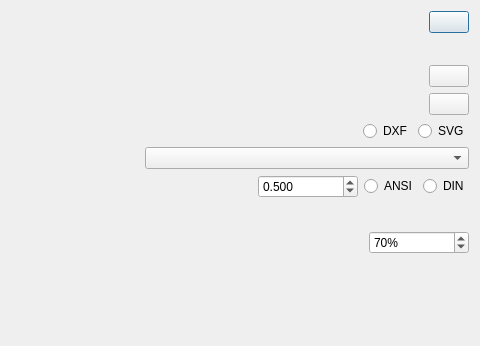
The window that UnfoldOptions.ui (shaise/FreeCAD_SheetMetal) describes before a commit, drawn with Qt 5; both pictures show x 196 to 676 and y 0 to 346 of the 676 by 565 pixel window.
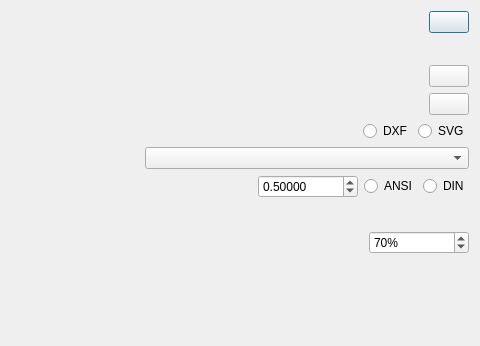
The same window after the commit. Custom widgets are drawn as their Qt base class.

Commit message: add more digits after the decimal. #issue #373

```diff
--- a/UnfoldOptions.ui
+++ b/UnfoldOptions.ui
@@ -217,7 +217,7 @@
         </size>
        </property>
        <property name="decimals">
-        <number>3</number>
+        <number>5</number>
        </property>
        <property name="maximum">
         <double>2.000000000000000</double>
```
Left out of the diff: 2 changed lines with no effect on the pictures.
